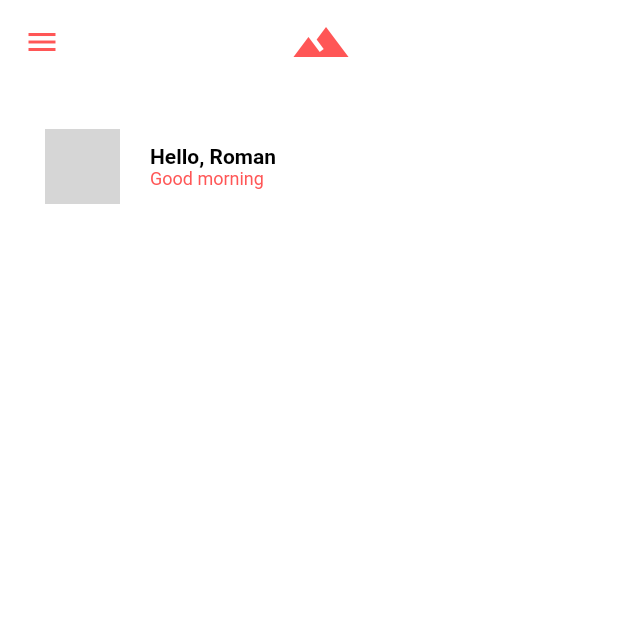
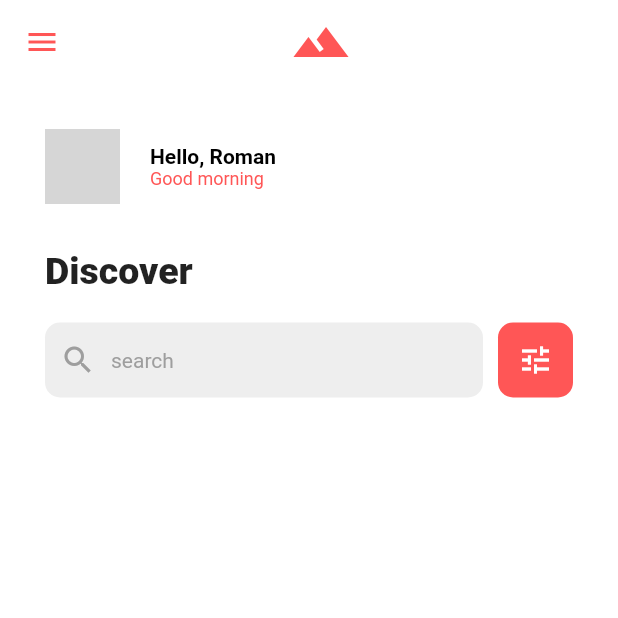
Before and after one commit to ptisserand/flutter_playground, a Flutter app: the screen it shows after launch, on a phone screen of 412 x 824 dp, the top half of it. Run offline on Flutter 3.47's test engine with Material 2 defaults, Android fonts, the phone set to English and light mode, and no system bars; network calls fail; grey boxes are pictures that could not be loaded.

Commit message:
test_layout: added AppSearch

```diff
--- a/test_layout/lib/main.dart
+++ b/test_layout/lib/main.dart
@@ -91,6 +91,7 @@ class MountApp extends StatelessWidget {
         crossAxisAlignment: CrossAxisAlignment.start,
         children: const [
           AppHeader(),
+          AppSearch(),
         ],
       ),
     );
@@ -131,3 +132,66 @@ class AppHeader extends StatelessWidget {
     );
   }
 }
+
+class AppSearch extends StatelessWidget {
+  const AppSearch({Key? key}) : super(key: key);
+
+  @override
+  Widget build(BuildContext context) {
+    return Container(
+      padding: const EdgeInsets.all(30),
+      child: Column(
+        crossAxisAlignment: CrossAxisAlignment.start,
+        children: [
+          const Text(
+            'Discover',
+            style: TextStyle(
+              fontWeight: FontWeight.w900,
+              fontSize: 25,
+            ),
+          ),
+          const SizedBox(height: 20),
+          Row(
+            children: [
+              Expanded(
+                child: Container(
+                  height: 50,
+                  padding: const EdgeInsets.all(10),
+                  decoration: BoxDecoration(
+                    color: Colors.grey[200],
+                    borderRadius: BorderRadius.circular(10),
+                  ),
+                  child: Row(
+                    children: const [
+                      Icon(
+                        Icons.search,
+                        color: Colors.grey,
+                      ),
+                      SizedBox(width: 10),
+                      Text(
+                        'search',
+                        style: TextStyle(
+                          color: Colors.grey,
+                        ),
+                      ),
+                    ],
+                  ),
+                ),
+              ),
+              Container(
+                margin: const EdgeInsets.only(left: 10),
+                height: 50,
+                width: 50,
+                decoration: BoxDecoration(
+                  color: mainColor,
+                  borderRadius: BorderRadius.circular(10),
+                ),
+                child: const Icon(Icons.tune, color: Colors.white),
+              ),
+            ],
+          ),
+        ],
+      ),
+    );
+  }
+}
```
